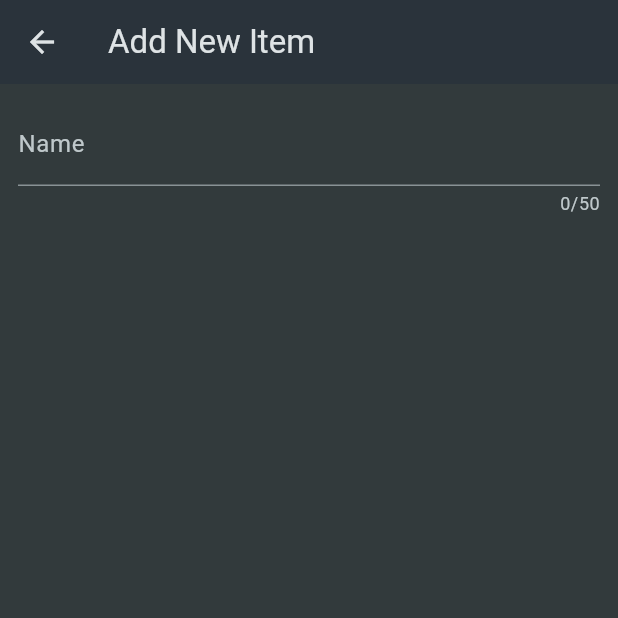
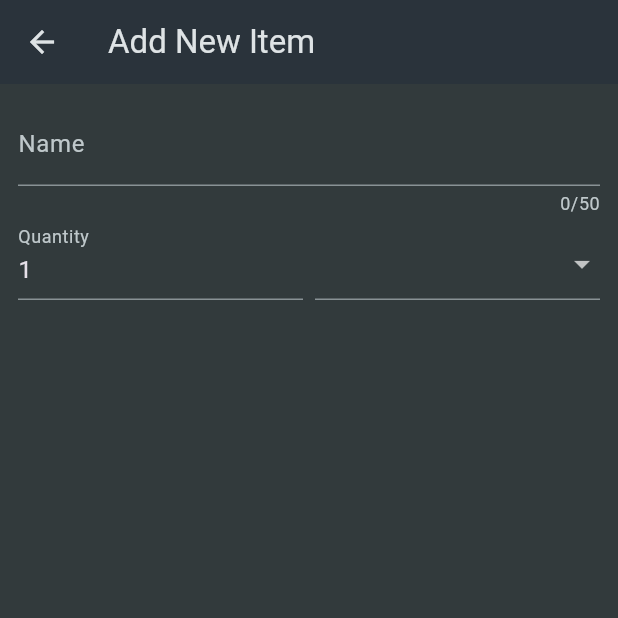
Before and after one commit to sibeux/flutter_mobile, a Flutter app: the NewItem screen opened directly, on a phone screen of 412 x 824 dp, the top half of it. Run offline on Flutter 3.47's test engine with Material 3 defaults, Android fonts, the phone set to English and light mode, and no system bars; our stand-ins replace flutter_riverpod, google_fonts, hexcolor, smooth_page_indicator, transparent_image, velocity_x.

Commit message:
Add form fields for quantity and category selection

```diff
--- a/lib/udemy_max/shopping_list/widgets/new_item.dart
+++ b/lib/udemy_max/shopping_list/widgets/new_item.dart
@@ -1,4 +1,5 @@
 import 'package:flutter/material.dart';
+import 'package:flutter_mobile/udemy_max/shopping_list/data/categories.dart';
 
 class NewItem extends StatefulWidget {
   const NewItem({super.key});
@@ -28,6 +29,39 @@ class _NewItemState extends State<NewItem> {
                 return 'demo...';
               },
             ),
+            Row(
+              crossAxisAlignment: CrossAxisAlignment.end,
+              children: [
+                Expanded(
+                  child: TextFormField(
+                    decoration: const InputDecoration(
+                      label: Text('Quantity'),
+                    ),
+                    initialValue: '1',
+                  ),
+                ),
+                const SizedBox(width: 8),
+                Expanded(
+                  child: DropdownButtonFormField(items: [
+                    for (final category in categories.entries)
+                      DropdownMenuItem(
+                        value: category.value,
+                        child: Row(
+                          children: [
+                            Container(
+                              width: 16,
+                              height: 16,
+                              color: category.value.color,
+                            ),
+                            const SizedBox(),
+                            Text(category.value.title),
+                          ],
+                        ),
+                      )
+                  ], onChanged: (value) {}),
+                )
+              ],
+            ),
           ],
         )),
       ),
```
